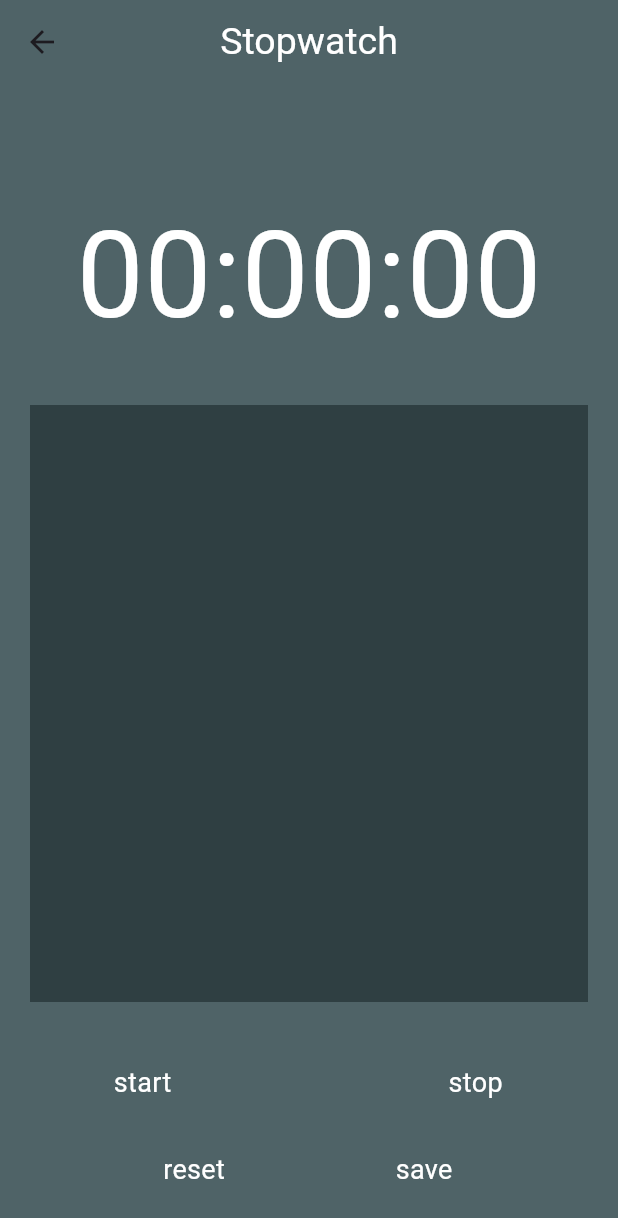
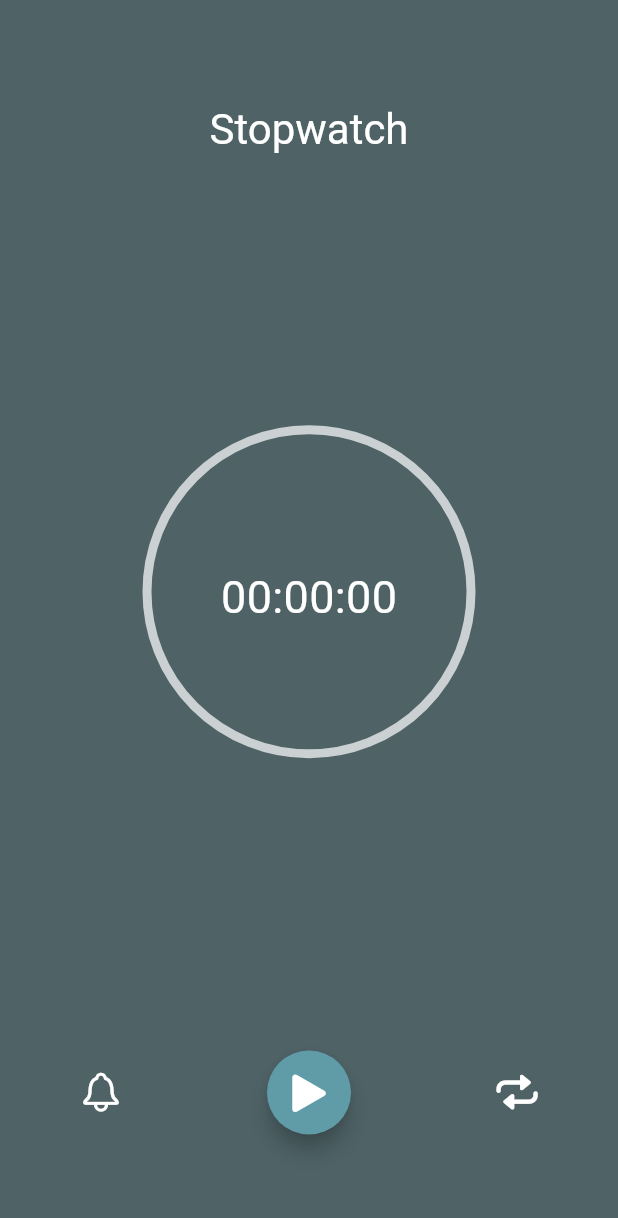
Before and after one commit to Mashrur112/Uni-Craft, a Flutter app: the StopWatchView screen opened directly, on a phone screen of 412 x 824 dp. Shown: the top 1218 px of the screen. Run offline on Flutter 3.47's test engine with Material 3 defaults, Android fonts, the light colour scheme and no system bars; our stand-ins replace audioplayers, cached_network_image, cloud_firestore, connectivity_plus, file_picker, firebase_auth and 9 more; missing offline and left inert: flutter_facebook_auth, xid; accounts and stored records are empty; generated files the repository leaves out were written again.

Commit message:
stopwatch 2

```diff
--- a/lib/Stopwatch.dart
+++ b/lib/Stopwatch.dart
@@ -1,91 +1,85 @@
 import 'dart:async';
-
+import 'package:flutter/cupertino.dart';
 import 'package:flutter/material.dart';
-import 'package:uni_craft/laps_component.dart';
+import 'package:audioplayers/audioplayers.dart';
 
 class StopWatchView extends StatefulWidget {
-  const StopWatchView({Key? key}) : super(key: key);
+  const StopWatchView({super.key});
 
   @override
-  State<StopWatchView> createState() => _StopWatchViewState();
+  State<StopWatchView> createState() => _MyHomePageState();
 }
 
-class _StopWatchViewState extends State<StopWatchView> {
-  Stopwatch? _stopwatch;
-  String savedTime = "";
-  List saved = [];
+class _MyHomePageState extends State<StopWatchView> {
+  final Stopwatch stopwatch = Stopwatch();
+  late Timer timer;
+  String result = '00:00:00';
 
-  final List buttons = const ['Start', 'Stop', 'Reset', 'Save'];
+  void _start() {
+    // Timer.periodic() will call the callback function every 100 milliseconds
+    timer = Timer.periodic(const Duration(milliseconds: 30), (Timer t) {
+      setState(() {
+        // result in hh:mm:ss format
+        result =
+            '${stopwatch.elapsed.inMinutes.toString().padLeft(2, '0')}:${(stopwatch.elapsed.inSeconds % 60).toString().padLeft(2, '0')}:${(stopwatch.elapsed.inMilliseconds % 100).toString().padLeft(2, '0')}';
+      });
+    });
 
-  @override
-  void initState() {
-    super.initState();
-    _stopwatch = Stopwatch();
-    Timer _timer = Timer.periodic(const Duration(milliseconds: 30), (timer) {
+    stopwatch.start();
+  }
+
+  void _stop() {
+    timer.cancel();
+    stopwatch.stop();
+  }
+
+  void _reset() {
+    _stop();
+    stopwatch.reset();
+    result = '00:00:00';
+
     setState(() {});
-    });
   }
 
   @override
   Widget build(BuildContext context) {
     return Scaffold(
       backgroundColor: const Color(0xff4f6367),
-      appBar: AppBar(
-        backgroundColor: const Color(0xff4f6367),
-        title: const Text(
-          "Stopwatch",
-          style: TextStyle(color: Colors.white, fontSize: 25),
-        ),
-        centerTitle: true,
-        elevation: 0,
-      ),
-      body: Padding(
-        padding:
-            const EdgeInsets.only(top: 70, left: 20, right: 20, bottom: 20),
-        child: SizedBox(
-          height: double.infinity,
+      body: Center(
         child: Column(
-            mainAxisAlignment: MainAxisAlignment.spaceEvenly,
-            children: [
+          mainAxisSize: MainAxisSize.max,
+          mainAxisAlignment: MainAxisAlignment.spaceAround,
+          children: <Widget>[
             Text(
-                formatTime(_stopwatch!.elapsedMilliseconds),
-                style: const TextStyle(color: Colors.white, fontSize: 80),
+              'Stopwatch',
+              style: Theme.of(context)
+                  .textTheme
+                  .headlineMedium
+                  ?.copyWith(color: Colors.white),
             ),
             const SizedBox(
-                height: 30,
+              height: 2,
             ),
-              LapsComponent(savedTime: saved),
-              const SizedBox(
-                height: 30,
-              ),
-              Column(
+            Stack(
               children: [
-                  Row(
-                    mainAxisAlignment: MainAxisAlignment.spaceAround,
-                    children: [
-                      RawMaterialButton(
-                        onPressed: () {
-                          start();
-                        },
-                        shape: const StadiumBorder(
-                            side: BorderSide(color: Color(0xff4f6367))),
-                        child: const Text(
-                          "start",
-                          style: TextStyle(color: Colors.white, fontSize: 18),
+                Center(
+                  child: Transform.scale(
+                    scale: 6,
+                    child: CircularProgressIndicator(
+                      color: Colors.white,
+                      backgroundColor: Colors.white70,
+                      value: stopwatch.isRunning ? null : 0,
+                      strokeWidth: 1,
                     ),
                   ),
-                      const SizedBox(
-                        width: 10,
                 ),
-                      RawMaterialButton(
-                        onPressed: () {
-                          stop();
-                        },
-                        shape: const StadiumBorder(
-                            side: BorderSide(color: Color(0xff4f6367))),
-                        child: const Text(
-                          "stop",
-                          style: TextStyle(color: Colors.white, fontSize: 18),
+                Center(
+                  child: Text(
+                    result,
+                    style: const TextStyle(
+                      color: Colors.white,
+                      fontSize: 30,
+                    ),
                   ),
                 ),
               ],
@@ -94,66 +88,49 @@ class _StopWatchViewState extends State<StopWatchView> {
               height: 10,
             ),
             Row(
-                    mainAxisAlignment: MainAxisAlignment.spaceEvenly,
+              mainAxisAlignment: MainAxisAlignment.spaceAround,
               children: [
-                      RawMaterialButton(
-                        onPressed: () {
-                          reset();
-                        },
-                        shape: const StadiumBorder(
-                            side: BorderSide(color: Color(0xff4f6367))),
-                        child: const Text(
-                          "reset",
-                          style: TextStyle(color: Colors.white, fontSize: 18),
+                IconButton(
+                  onPressed: () => AudioPlayer()
+                      .play(AssetSource('audio/peking_opera_drum_1.mp3')),
+                  tooltip: 'Buzz',
+                  icon: const Icon(
+                    CupertinoIcons.bell,
+                    color: Colors.white,
+                    size: 30,
                   ),
                 ),
-                      RawMaterialButton(
+                FloatingActionButton(
+                  backgroundColor: Color.fromARGB(255, 96, 156, 168),
                   onPressed: () {
-                          save();
+                    setState(() {
+                      stopwatch.isRunning ? _stop() : _start();
+                    });
                   },
-                        shape: const StadiumBorder(
-                            side: BorderSide(color: Color(0xff4f6367))),
-                        child: const Text(
-                          "save",
-                          style: TextStyle(color: Colors.white, fontSize: 18),
+                  tooltip: 'Play / Pause',
+                  shape: const CircleBorder(),
+                  child: Icon(
+                    stopwatch.isRunning
+                        ? CupertinoIcons.pause_solid
+                        : CupertinoIcons.play_arrow_solid,
+                    color: Colors.white,
+                    size: 35,
+                  ),
+                ),
+                IconButton(
+                  onPressed: _reset,
+                  tooltip: 'reset',
+                  icon: const Icon(
+                    CupertinoIcons.repeat,
+                    color: Colors.white,
+                    size: 30,
                   ),
                 ),
               ],
-                  )
+            ),
           ],
-              )
-            ],
-          ),
         ),
       ),
     );
   }
-
-  start() {
-    _stopwatch!.start();
 }
-
-  stop() {
-    _stopwatch!.stop();
-  }
-
-  reset() {
-    _stopwatch!.reset();
-  }
-
-  save() {
-    setState(() {
-      savedTime = formatTime(_stopwatch!.elapsedMilliseconds);
-      saved.add(savedTime);
-    });
-  }
-}
-
-String formatTime(int milliseconds) {
-  // to return time in form '00:00:00'
-  var secs = milliseconds ~/ 1000;
-  var hours = (secs ~/ 3600).toString().padLeft(2, '0');
-  var minutes = ((secs % 3600) ~/ 60).toString().padLeft(2, '0');
-  var seconds = (secs % 60).toString().padLeft(2, '0');
-  return "$hours:$minutes:$seconds";
-}
--- a/pubspec.yaml
+++ b/pubspec.yaml
@@ -52,7 +52,7 @@ dependencies:
   video_player: ^2.4.7
   cached_network_image: ^3.3.0
   table_calendar: ^3.0.9
-
+  audioplayers: ^5.2.1
   permission_handler: ^11.1.0
   intl: ^0.18.1
   syncfusion_flutter_calendar: ^24.1.43
```
Also changed, not shown: pubspec.lock, 5 other files. Lines whose indentation alone changed are shown as unchanged.
